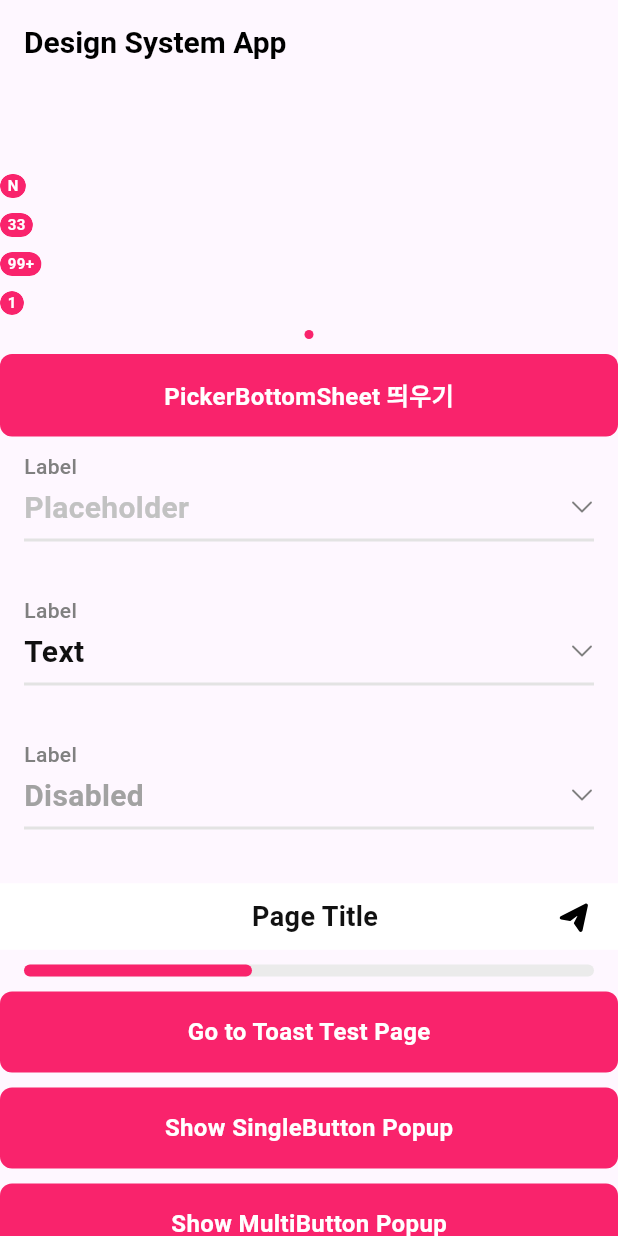
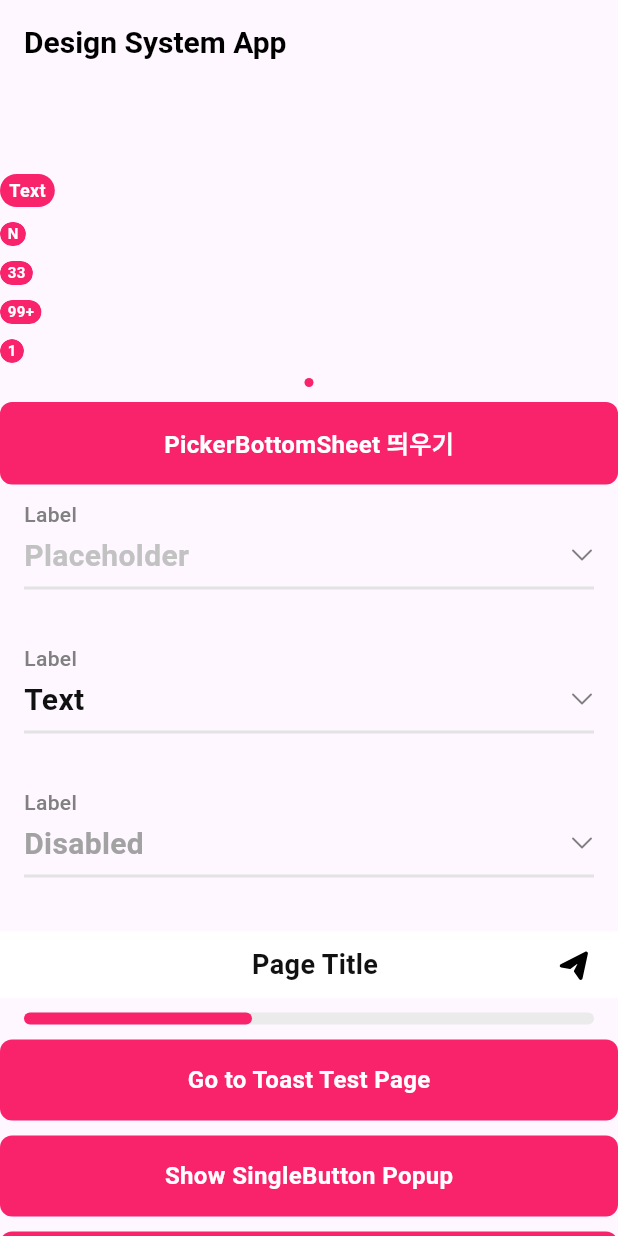
Before and after one commit to nrise/Quantum-Dots, a Flutter app: the screen it shows after launch, on a phone screen of 412 x 824 dp. Run offline on Flutter 3.47's test engine with Material 3 defaults, Android fonts, the light colour scheme and no system bars; our stand-ins replace cached_network_image, flutter_bloc, flutter_svg, freezed_annotation, shimmer; Roboto replaces fonts that are missing (PretendardJP).

Commit message:
edit example application

```diff
--- a/example/lib/main.dart
+++ b/example/lib/main.dart
@@ -54,6 +54,7 @@ class DesignSystemSamplePage extends StatelessWidget {
 
   List<Widget> _buildWippyBadge() {
     return [
+      WippyBadge(TextBadge(text: "Text", bgColor: wippyPink500, textColor: wippyWhite)),
       WippyBadge(NBadge(bgColor: wippyPink500, textColor: wippyWhite)),
       WippyBadge(NumberBadge(number: 33, bgColor: wippyPink500, textColor: wippyWhite)),
       WippyBadge(NumberBadge(number: 100, bgColor: wippyPink500, textColor: wippyWhite)),
@@ -267,7 +268,8 @@ class DesignSystemSamplePage extends StatelessWidget {
   List<Widget> _buildWippyTextAreaComponents() {
     return [
       WippyTextArea(initialData: const TextAreaInitialData(label: "Disable State", state: TextInputState.disable, placeholder: "Hint")),
-      WippyTextArea(initialData: const TextAreaInitialData(label: "set maxCount", maxCount: 10, helperMessage: "Helper Message", placeholder: "Hint")),
+      WippyTextArea(
+          initialData: const TextAreaInitialData(label: "set maxCount", maxCount: 10, helperMessage: "Helper Message", placeholder: "Hint")),
       WippyTextArea(
           initialData: const TextAreaInitialData(
               label: "Error State", errorState: TextInputErrorState.error(errorMessage: "Error Message"), maxCount: 10, placeholder: "Hint")),
--- a/example/pubspec.yaml
+++ b/example/pubspec.yaml
@@ -10,7 +10,7 @@ dependencies:
     sdk: flutter
   flutter_bloc: ^8.1.6
   cupertino_icons: ^1.0.8
-  quantum_dots: ^0.0.3
+  quantum_dots: ^0.0.4
 
 dev_dependencies:
   flutter_test:
```
Also changed, not shown: example/lib/toast_test_screen.dart (+6 -2 lines), example/pubspec.lock.
